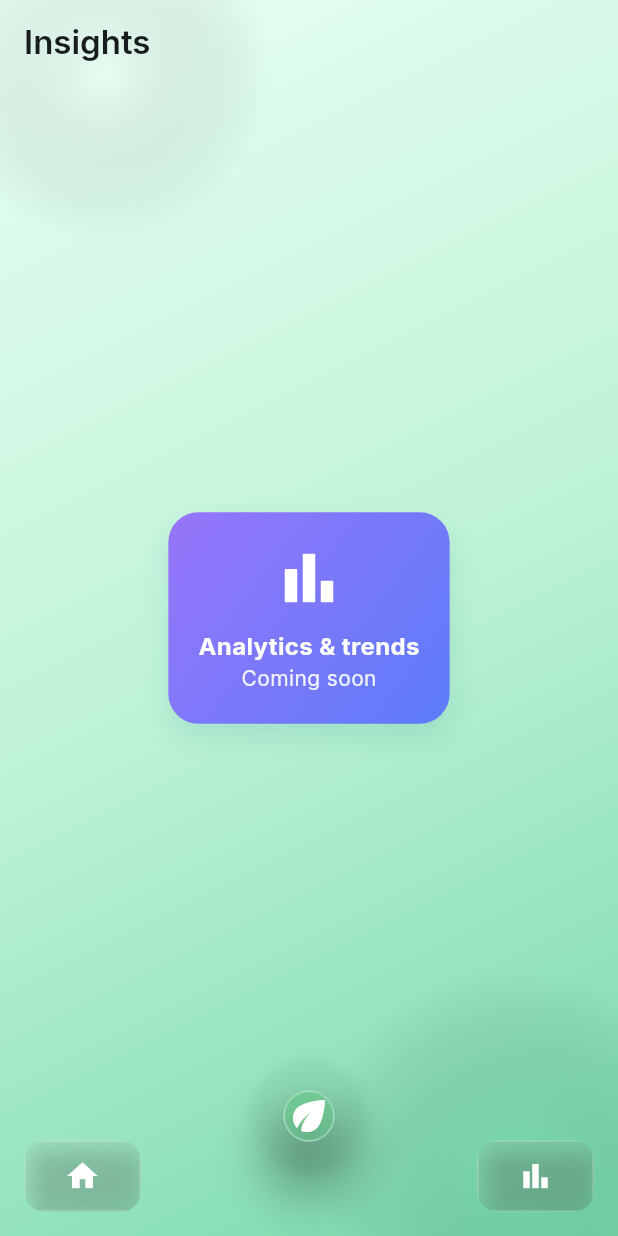
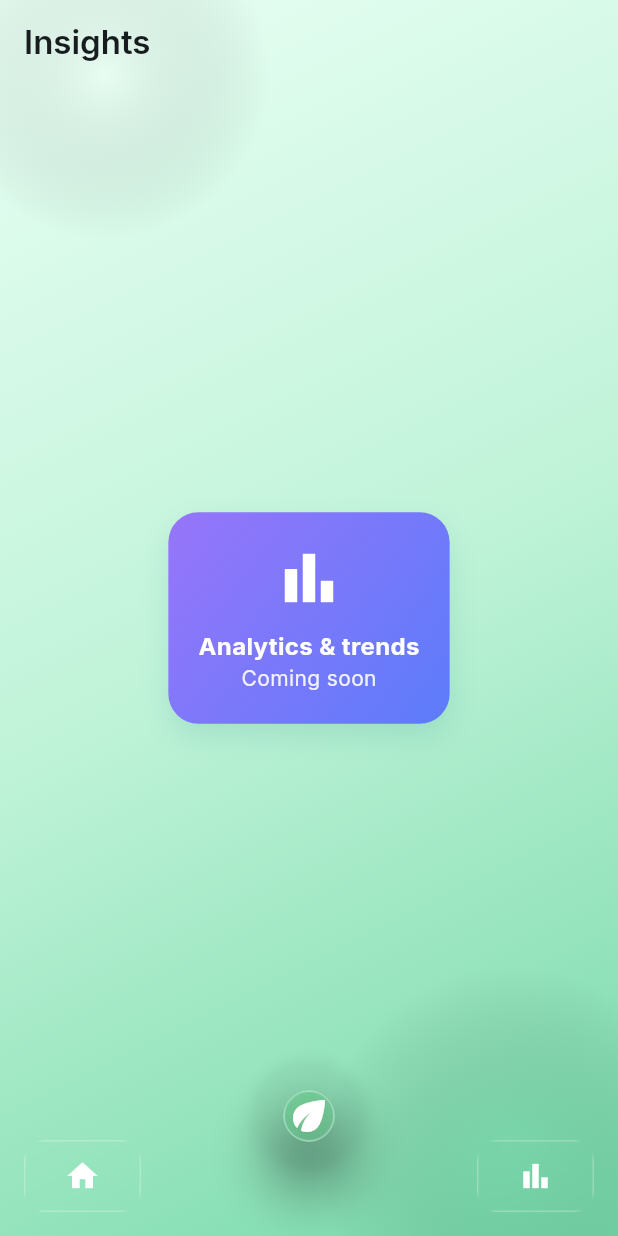
Before and after one commit to cursor2test1230-hub/hydro, a Flutter app: the screen it shows after launch, after a tap on "Nutrients", after a tap on "pH", after a tap on the "bar chart" icon, on a phone screen of 412 x 824 dp. Run offline on Flutter 3.47's test engine with Material 3 defaults, Android fonts, the phone set to English and light mode, and no system bars; our stand-ins replace google_fonts.

Commit message:
Remove glass pill shadows for bottom navigation icons
Co-authored-by: cursor2test1230 <cursor2test1230@gmail.com>

```diff
--- a/lib/main.dart
+++ b/lib/main.dart
@@ -226,10 +226,7 @@ class GlassPill extends StatelessWidget {
               colors: [Colors.transparent, Colors.transparent],
             ),
             border: Border.all(color: Colors.white.withValues(alpha: 0.25), width: 1),
-            boxShadow: [
-              BoxShadow(color: Colors.white.withValues(alpha: 0.10), offset: const Offset(-2, -2), blurRadius: 8),
-              BoxShadow(color: Colors.black.withValues(alpha: 0.20), offset: pressed ? const Offset(2, 3) : const Offset(3, 5), blurRadius: pressed ? 10 : 14),
-            ],
+            // Shadows removed for bottom navigation icon buttons
           ),
           alignment: Alignment.center,
           child: child,
```
